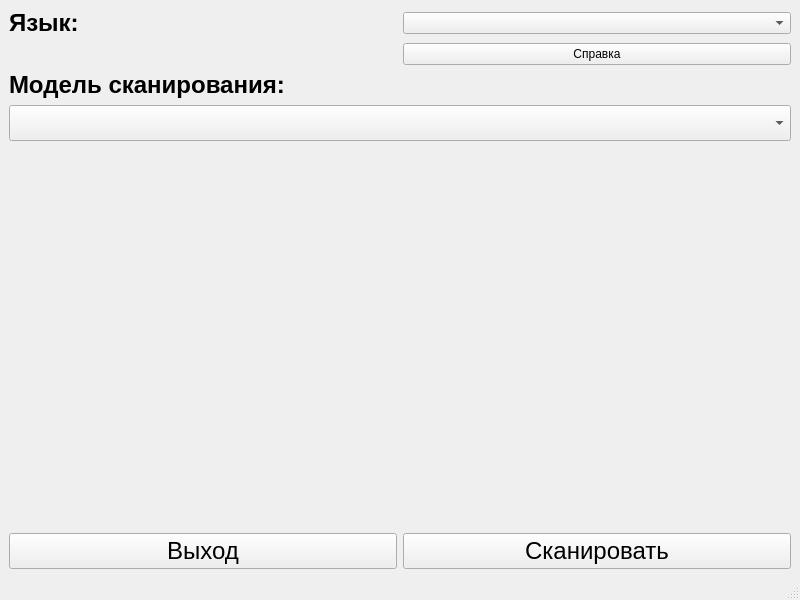
First picture: the form in resources/templates/window_main.ui, repository SurgeonMPT/SearchCells, before the edit.
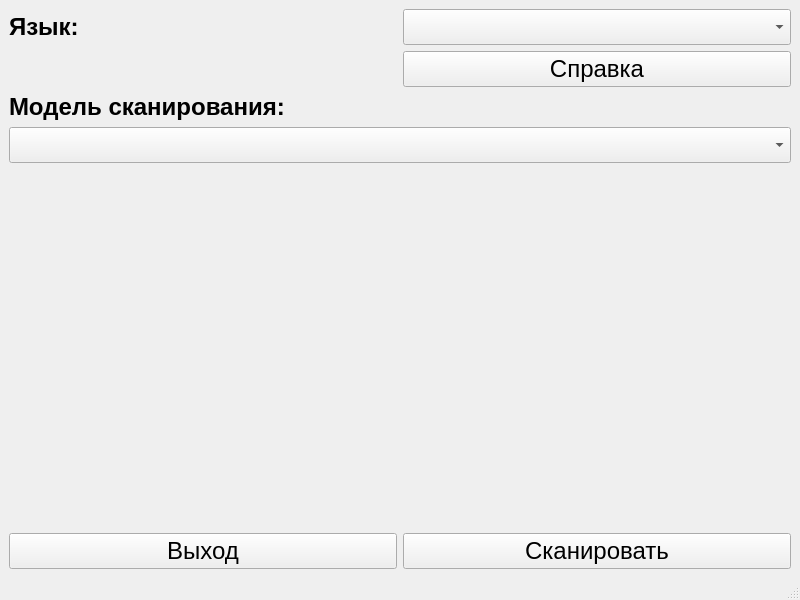
Second picture: the form after the edit.

Patch:
```diff
--- a/resources/templates/window_main.ui
+++ b/resources/templates/window_main.ui
@@ -68,7 +68,13 @@
        </spacer>
       </item>
       <item row="0" column="1">
-       <widget class="QComboBox" name="languageComboBox"/>
+       <widget class="QComboBox" name="languageComboBox">
+        <property name="font">
+         <font>
+          <pointsize>18</pointsize>
+         </font>
+        </property>
+       </widget>
       </item>
       <item row="6" column="0">
        <widget class="QPushButton" name="exitButton">
@@ -122,6 +128,11 @@
       </item>
       <item row="1" column="1">
        <widget class="QPushButton" name="infoButton">
+        <property name="font">
+         <font>
+          <pointsize>18</pointsize>
+         </font>
+        </property>
         <property name="text">
          <string>Справка</string>
         </property>
```
Left out of the diff: 6 changed lines with no effect on the pictures.
